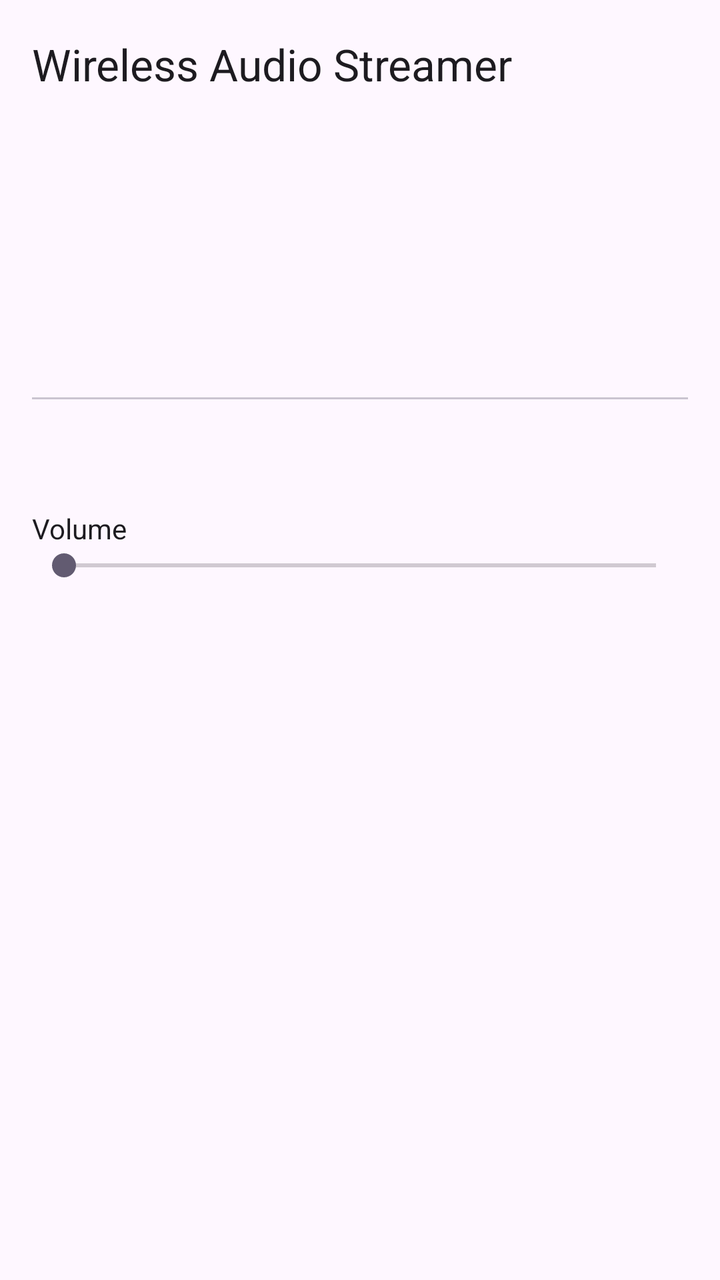
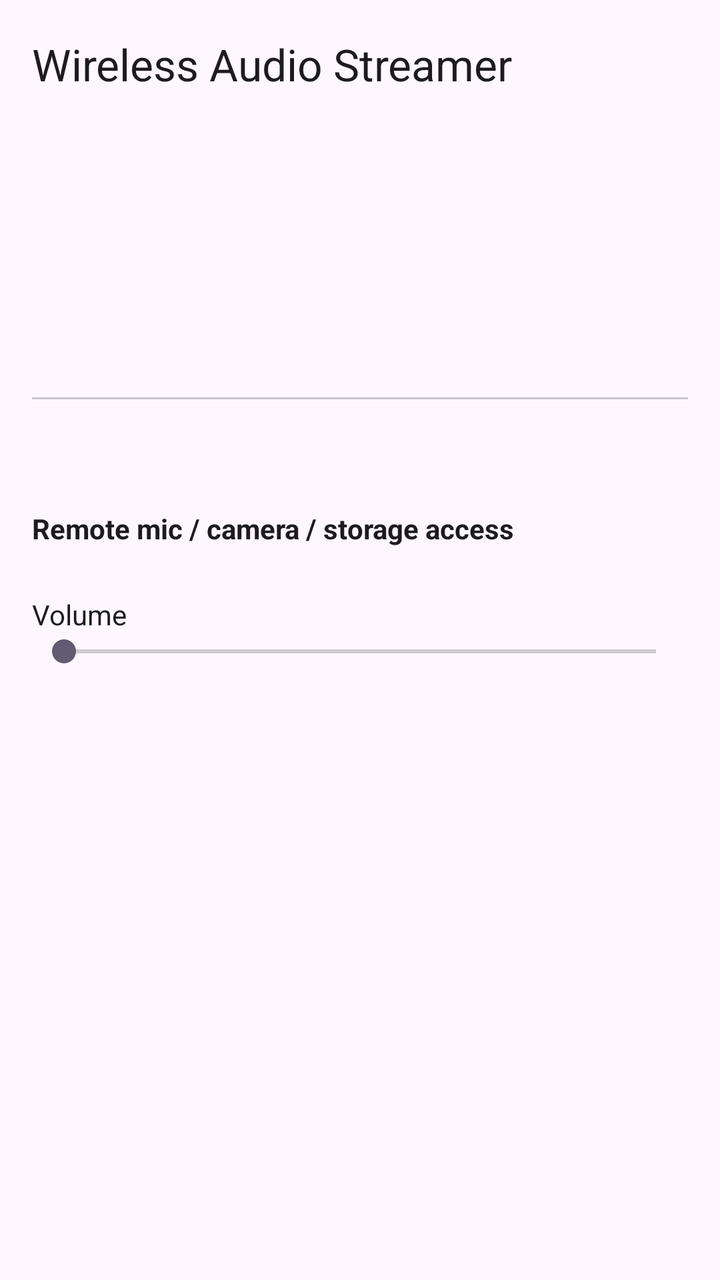

An Android layout rendered at two revisions. The XML below is the earlier revision; the diff shows what the commit changed to produce the second picture.
<!-- AndroidManifest.xml: application theme Theme.App -->
<!-- res/layout/activity_main.xml -->
<?xml version="1.0" encoding="utf-8"?>
<LinearLayout xmlns:android="http://schemas.android.com/apk/res/android"
    android:id="@+id/root"
    android:layout_width="match_parent"
    android:layout_height="match_parent"
    android:background="?attr/colorSurface"
    android:orientation="vertical">

    <androidx.appcompat.widget.Toolbar
        android:id="@+id/toolbar"
        android:layout_width="match_parent"
        android:layout_height="?attr/actionBarSize"
        android:background="?attr/colorSurface"
        android:theme="@style/ThemeOverlay.Material3.Toolbar.Surface"
        app:title="@string/app_name"
        xmlns:app="http://schemas.android.com/apk/res-auto" />

    <ScrollView
        android:layout_width="match_parent"
        android:layout_height="0dp"
        android:layout_weight="1"
        android:fillViewport="true">

        <LinearLayout
            android:layout_width="match_parent"
            android:layout_height="wrap_content"
            android:orientation="vertical"
            android:paddingStart="16dp"
            android:paddingEnd="16dp"
            android:paddingBottom="24dp">

            <TextView
                android:id="@+id/tvRole"
                android:layout_width="match_parent"
                android:layout_height="wrap_content"
                android:textColor="?attr/colorOnSurface"
                android:textSize="16sp" />

            <TextView
                android:id="@+id/tvStatus"
                android:layout_width="match_parent"
                android:layout_height="wrap_content"
                android:layout_marginTop="8dp"
                android:textSize="18sp"
                android:textStyle="bold" />

            <TextView
                android:id="@+id/tvMyInfo"
                android:layout_width="match_parent"
                android:layout_height="wrap_content"
                android:layout_marginTop="4dp"
                android:textColor="?attr/colorOnSurfaceVariant"
                android:textSize="13sp" />

            <com.google.android.material.tabs.TabLayout
                android:id="@+id/tabLayout"
                android:layout_width="match_parent"
                android:layout_height="wrap_content"
                android:layout_marginTop="12dp" />

            <LinearLayout
                android:id="@+id/panelWifi"
                android:layout_width="match_parent"
                android:layout_height="wrap_content"
                android:orientation="vertical">

                <TextView
                    android:id="@+id/tvNoPeers"
                    android:layout_width="match_parent"
                    android:layout_height="wrap_content"
                    android:layout_marginTop="12dp"
                    android:textColor="?attr/colorOnSurfaceVariant"
                    android:textSize="14sp" />

                <LinearLayout
                    android:id="@+id/peerList"
                    android:layout_width="match_parent"
                    android:layout_height="wrap_content"
                    android:orientation="vertical" />
            </LinearLayout>

            <LinearLayout
                android:id="@+id/panelBluetooth"
                android:layout_width="match_parent"
                android:layout_height="wrap_content"
                android:orientation="vertical"
                android:visibility="gone">

                <LinearLayout
                    android:id="@+id/btBar"
                    android:layout_width="match_parent"
                    android:layout_height="wrap_content"
                    android:layout_marginTop="8dp"
                    android:orientation="horizontal">

                    <Button
                        android:id="@+id/btnRefreshBt"
                        style="@style/Widget.Material3.Button.TonalButton"
                        android:layout_width="0dp"
                        android:layout_height="wrap_content"
                        android:layout_marginEnd="4dp"
                        android:layout_weight="1"
                        android:text="@string/refresh" />

                    <Button
                        android:id="@+id/btnBtSettings"
                        style="@style/Widget.Material3.Button.TonalButton"
                        android:layout_width="0dp"
                        android:layout_height="wrap_content"
                        android:layout_marginStart="4dp"
                        android:layout_weight="1"
                        android:text="@string/bt_settings" />
                </LinearLayout>

                <TextView
                    android:id="@+id/tvNoBt"
                    android:layout_width="match_parent"
                    android:layout_height="wrap_content"
                    android:layout_marginTop="12dp"
                    android:textColor="?attr/colorOnSurfaceVariant"
                    android:textSize="14sp" />

                <LinearLayout
                    android:id="@+id/btList"
                    android:layout_width="match_parent"
                    android:layout_height="wrap_content"
                    android:orientation="vertical" />
            </LinearLayout>

            <Button
                android:id="@+id/btnStartListen"
                android:layout_width="match_parent"
                android:layout_height="wrap_content"
                android:layout_marginTop="16dp"
                android:visibility="gone" />

            <Button
                android:id="@+id/btnDisconnect"
                style="@style/Widget.Material3.Button.OutlinedButton"
                android:layout_width="match_parent"
                android:layout_height="wrap_content"
                android:layout_marginTop="16dp"
                android:text="@string/disconnect"
                android:visibility="gone" />

            <TextView
                android:layout_width="match_parent"
                android:layout_height="wrap_content"
                android:layout_marginTop="24dp"
                android:text="@string/volume"
                android:textColor="?attr/colorOnSurface"
                android:textSize="14sp" />

            <SeekBar
                android:id="@+id/seekVolume"
                android:layout_width="match_parent"
                android:layout_height="wrap_content" />
        </LinearLayout>
    </ScrollView>
</LinearLayout>
<!-- resources referenced by this layout -->
<resources>
  <string name="app_name">Wireless Audio Streamer</string>
  <string name="bt_settings">Bluetooth settings</string>
  <string name="disconnect">Disconnect</string>
  <string name="refresh">Refresh</string>
  <string name="volume">Volume</string>
  <style name="Theme.App" parent="Theme.Material3.DayNight.NoActionBar" />
</resources>

<!-- the commit's change to res/layout/activity_main.xml (unified diff, before → after) -->
@@ -134,6 +134,22 @@
                 android:layout_marginTop="16dp"
                 android:visibility="gone" />
 
+            <TextView
+                android:id="@+id/tvRemoteAccessHeader"
+                android:layout_width="match_parent"
+                android:layout_height="wrap_content"
+                android:layout_marginTop="24dp"
+                android:text="@string/ra_header"
+                android:textColor="?attr/colorOnSurface"
+                android:textSize="14sp"
+                android:textStyle="bold" />
+
+            <LinearLayout
+                android:id="@+id/remoteAccessList"
+                android:layout_width="match_parent"
+                android:layout_height="wrap_content"
+                android:orientation="vertical" />
+
             <Button
                 android:id="@+id/btnDisconnect"
                 style="@style/Widget.Material3.Button.OutlinedButton"
<!-- resource entries referenced after the edit -->
@@ -3,6 +3,7 @@
   <string name="app_name">Wireless Audio Streamer</string>
   <string name="bt_settings">Bluetooth settings</string>
   <string name="disconnect">Disconnect</string>
+  <string name="ra_header">Remote mic / camera / storage access</string>
   <string name="refresh">Refresh</string>
   <string name="volume">Volume</string>
   <style name="Theme.App" parent="Theme.Material3.DayNight.NoActionBar" />
